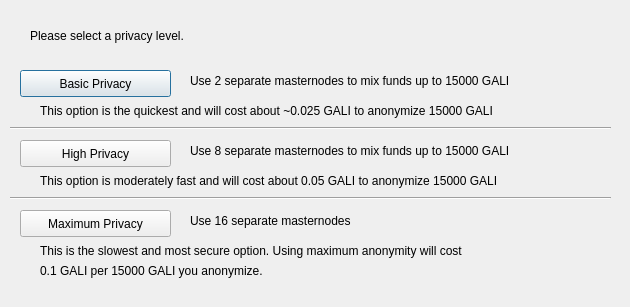
Above: src/qt/forms/obfuscationconfig.ui from Salvage-Ex/Salvage-old2 before the change. Below: the same form after it.
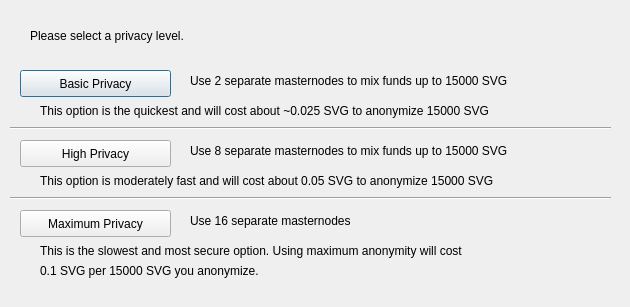
That is the form after the change.

Diff of the .ui file:
```diff
--- a/src/qt/forms/obfuscationconfig.ui
+++ b/src/qt/forms/obfuscationconfig.ui
@@ -75,7 +75,7 @@
     </rect>
    </property>
    <property name="text">
-    <string>Use 2 separate masternodes to mix funds up to 15000 GALI</string>
+    <string>Use 2 separate masternodes to mix funds up to 15000 SVG</string>
    </property>
   </widget>
   <widget class="QLabel" name="label_3">
@@ -88,7 +88,7 @@
     </rect>
    </property>
    <property name="text">
-    <string>Use 8 separate masternodes to mix funds up to 15000 GALI</string>
+    <string>Use 8 separate masternodes to mix funds up to 15000 SVG</string>
    </property>
   </widget>
   <widget class="QLabel" name="label_4">
@@ -114,7 +114,7 @@
     </rect>
    </property>
    <property name="text">
-    <string>This option is the quickest and will cost about ~0.025 GALI to anonymize 15000 GALI</string>
+    <string>This option is the quickest and will cost about ~0.025 SVG to anonymize 15000 SVG</string>
    </property>
   </widget>
   <widget class="QLabel" name="label_7">
@@ -127,7 +127,7 @@
     </rect>
    </property>
    <property name="text">
-    <string>This option is moderately fast and will cost about 0.05 GALI to anonymize 15000 GALI</string>
+    <string>This option is moderately fast and will cost about 0.05 SVG to anonymize 15000 SVG</string>
    </property>
   </widget>
   <widget class="QLabel" name="label_8">
@@ -153,7 +153,7 @@
     </rect>
    </property>
    <property name="text">
-    <string>0.1 GALI per 15000 GALI you anonymize.</string>
+    <string>0.1 SVG per 15000 SVG you anonymize.</string>
    </property>
   </widget>
   <widget class="Line" name="line">
```
